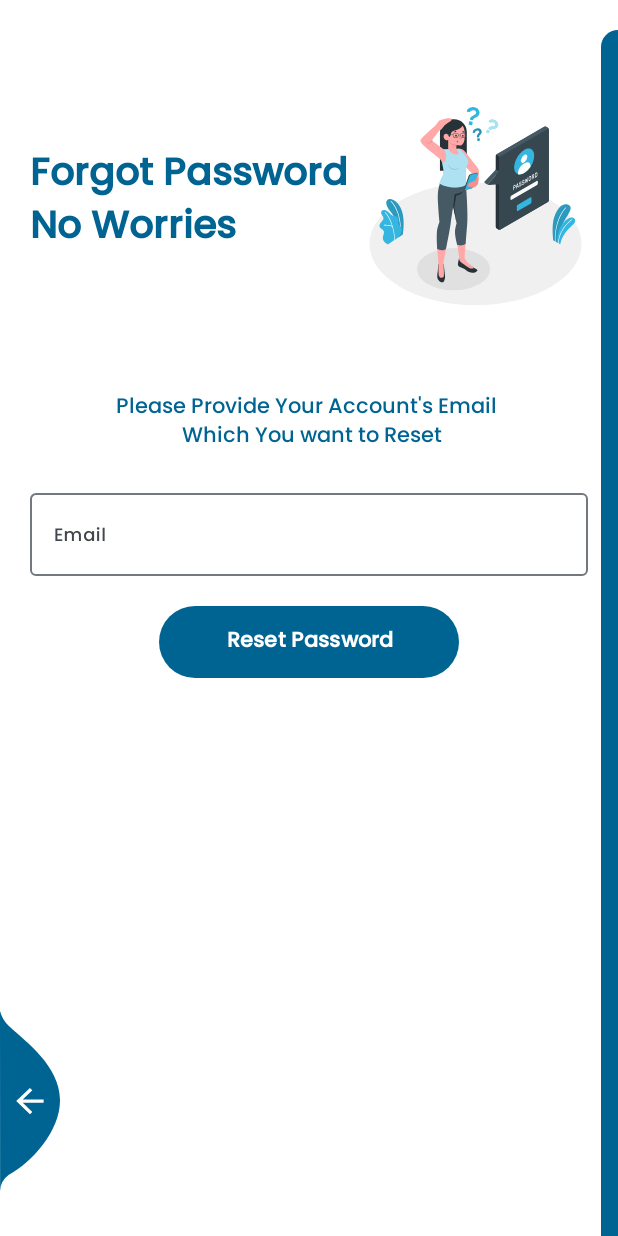
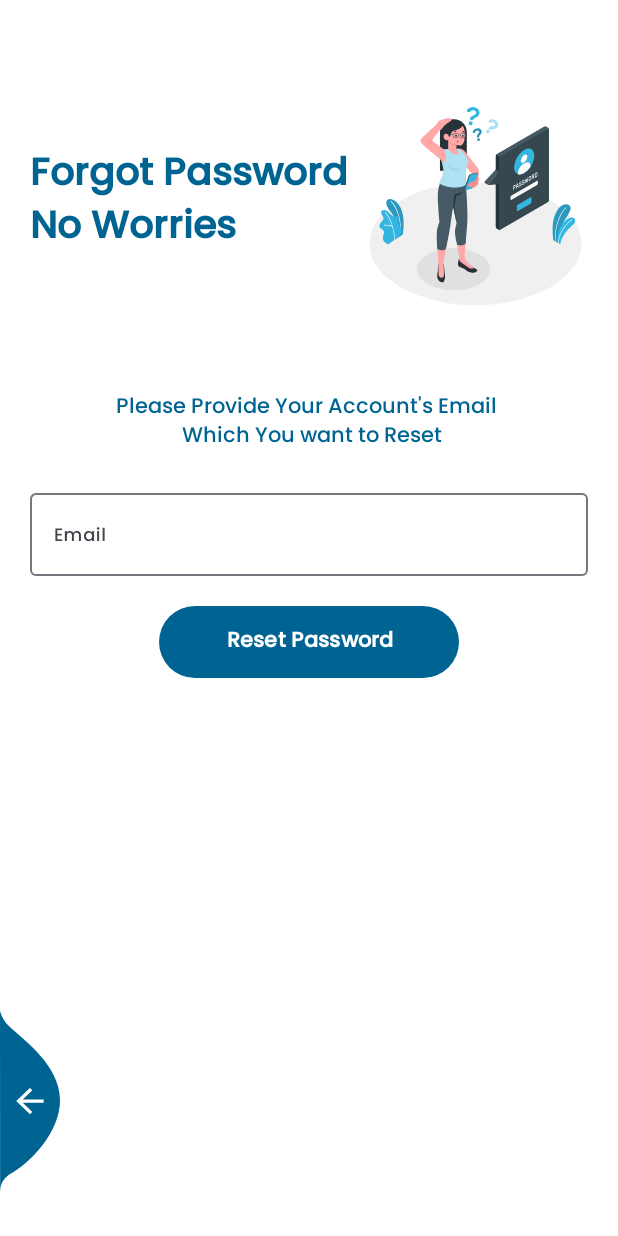
Before and after one commit to mustafahamdydev/5MPK, an Android app: the ForgotPassActivity screen opened directly, with no data from a screen before it, on a phone screen of 412 x 824 dp. Run offline under Robolectric (Android 15) with nearby library versions, the light colour scheme and no system bars; our stand-ins replace Firebase (no records; nobody signed in at launch, a user with empty details on screens opened directly); libraries missing offline, so code that uses them is left out: com.github.leandroborgesferreira.loadingbutton; plain views replace CircularProgressButton.

Commit message:
UI changes

```diff
--- a/app/src/main/res/layout/activity_forgot_pass.xml
+++ b/app/src/main/res/layout/activity_forgot_pass.xml
@@ -61,7 +61,7 @@
                                 style="@style/modifiedEditText"
                                 android:inputType="textEmailAddress"
                                 android:maxLines="1"
-                                android:textColor="?attr/colorOnPrimary"
+                                android:textColor="?attr/colorPrimary"
                                 android:hint="@string/login_email_hint"/>
                         </com.google.android.material.textfield.TextInputLayout>
 
@@ -84,13 +84,7 @@
 
     </LinearLayout>
 
-    <View
-        android:layout_marginTop="20dp"
-        android:layout_alignParentTop="true"
-        android:layout_alignParentEnd="true"
-        android:layout_width="11dp"
-        android:layout_height="match_parent"
-        android:background="@drawable/ic_side_bg"/>
+
     <ImageView
         android:id="@+id/back_button"
         android:layout_alignParentBottom="true"
--- a/app/src/main/res/values/strings.xml
+++ b/app/src/main/res/values/strings.xml
@@ -57,7 +57,7 @@
     <string name="paula_mikhail">Paula Mikhail</string>
     <string name="_202000779">202000779</string>
     <string name="lets_change_your_password">Lets Change \nYour Password</string>
-    <string name="please_confirm_your_email_to_nsend_you_the_reset_link">Please Confirm Your Email to \nSend you the reset Link</string>
+    <string name="please_confirm_your_email_to_nsend_you_the_reset_link">Please Confirm Your Email to \nSend you the Password Change Link</string>
     <string name="todo">TODO</string>
     <string name="send">Send</string>
     <string name="geting_started">Geting Started</string>
```
